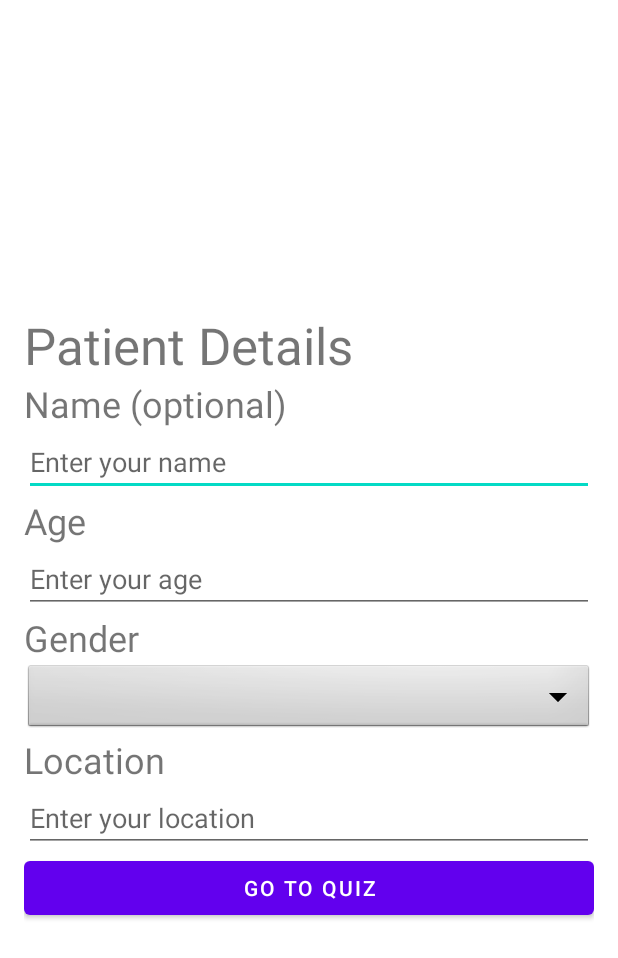
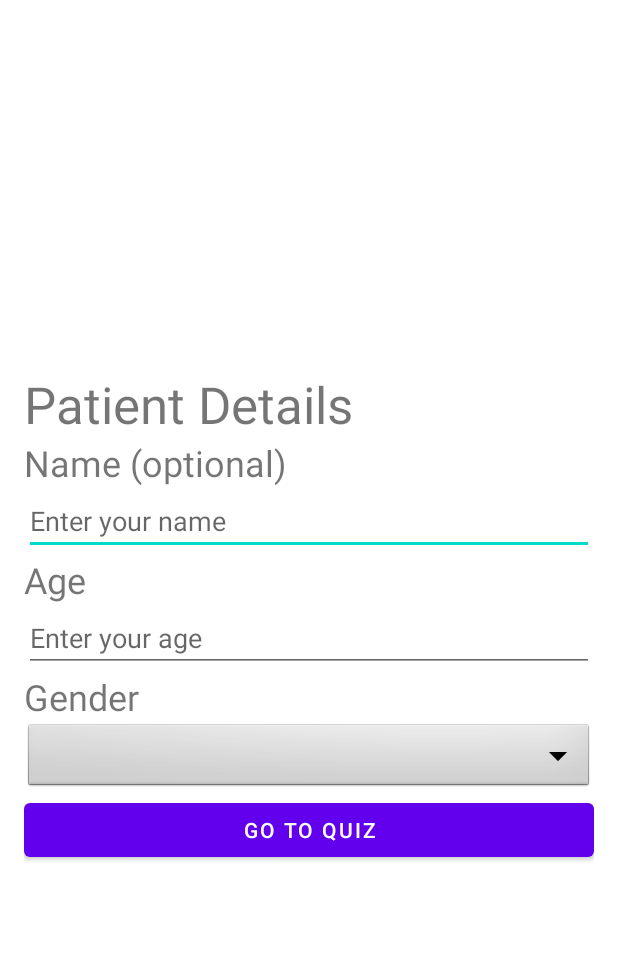
Before and after one commit to Dementia-App-Development/Dementia_App, an Android app: the layout fragment_patient_details.xml on its own in the app's theme, with its tools: preview values and no code run, on a phone screen of 412 x 824 dp. Shown: the top 958 px of the screen. Run offline under Robolectric (Android 15) with nearby library versions, the phone set to English and light mode, and no system bars.

Commit message:
packages organised, network API started (not functional)
quiz still runs, some boiler plate code for the network is implemented as well as view models, packages are now organized

```diff
--- a/DementiaApp/app/build.gradle
+++ b/DementiaApp/app/build.gradle
@@ -67,4 +67,8 @@ dependencies {
     implementation "android.arch.navigation:navigation-fragment-ktx:$version_navigation"
     implementation "android.arch.navigation:navigation-ui-ktx:$version_navigation"
     implementation 'androidx.legacy:legacy-support-v4:1.0.0'
+
+    // Retrofit Library API
+    implementation "com.squareup.retrofit2:retrofit: $version_retrofit"
+    implementation "com.squareup.retrofit2:converter-scalars:$version_retrofit"
 }
--- a/DementiaApp/app/src/main/AndroidManifest.xml
+++ b/DementiaApp/app/src/main/AndroidManifest.xml
@@ -1,6 +1,9 @@
 <?xml version="1.0" encoding="utf-8"?>
 <manifest xmlns:android="http://schemas.android.com/apk/res/android"
     package="com.dementiaapp.quiz">
+
+    <uses-permission android:name="android.permission.INTERNET" />
+    <uses-permission android:name="android.permission.ACCESS_NETWORK_STATE" />
 
     <application
         android:allowBackup="true"
--- a/DementiaApp/app/src/main/res/layout/activity_main.xml
+++ b/DementiaApp/app/src/main/res/layout/activity_main.xml
@@ -6,7 +6,7 @@
     <androidx.constraintlayout.widget.ConstraintLayout
         android:layout_width="match_parent"
         android:layout_height="match_parent"
-        tools:context=".TitleFragment">
+        tools:context=".fragments.TitleFragment">
 
 
         <fragment
--- a/DementiaApp/app/src/main/res/layout/fragment_patient_details.xml
+++ b/DementiaApp/app/src/main/res/layout/fragment_patient_details.xml
@@ -9,7 +9,7 @@
         android:gravity="center"
         android:orientation="vertical"
         android:padding="16dp"
-        tools:context=".PatientDetailsFragment">
+        tools:context=".fragments.PatientDetailsFragment">
 
         <TextView
             android:id="@+id/tv_patient_details_header"
@@ -63,21 +63,6 @@
             android:hint="Choose your gender"
             android:spinnerMode="dropdown" />
 
-        <TextView
-            android:id="@+id/tv_location"
-            android:layout_width="match_parent"
-            android:layout_height="wrap_content"
-            android:text="Location"
-            android:textSize="24sp" />
-
-        <EditText
-            android:id="@+id/et_location"
-            android:layout_width="match_parent"
-            android:layout_height="wrap_content"
-            android:ems="10"
-            android:hint="Enter your location"
-            android:inputType="textPersonName" />
-
         <Button
             android:id="@+id/btn_go_to_quiz"
             android:layout_width="match_parent"
--- a/DementiaApp/app/src/main/res/layout/fragment_pre_quiz.xml
+++ b/DementiaApp/app/src/main/res/layout/fragment_pre_quiz.xml
@@ -8,7 +8,7 @@
         android:layout_height="match_parent"
         android:gravity="center"
         android:orientation="vertical"
-        tools:context=".PreQuizFragment"
+        tools:context=".fragments.PreQuizFragment"
         android:padding="16dp">
 
         <TextView
--- a/DementiaApp/app/src/main/res/layout/fragment_quiz.xml
+++ b/DementiaApp/app/src/main/res/layout/fragment_quiz.xml
@@ -9,7 +9,7 @@
         android:gravity="center"
         android:orientation="vertical"
         android:padding="16dp"
-        tools:context=".QuizFragment">
+        tools:context=".fragments.QuizFragment">
 
         <TextView
             android:id="@+id/tv_time_limit"
--- a/DementiaApp/app/src/main/res/layout/fragment_results.xml
+++ b/DementiaApp/app/src/main/res/layout/fragment_results.xml
@@ -3,7 +3,7 @@
     xmlns:tools="http://schemas.android.com/tools"
     android:layout_width="match_parent"
     android:layout_height="match_parent"
-    tools:context=".resultsFragment">
+    tools:context=".fragments.resultsFragment">
 
     <!-- TODO: Update blank fragment layout -->
     <TextView
--- a/DementiaApp/app/src/main/res/layout/fragment_title.xml
+++ b/DementiaApp/app/src/main/res/layout/fragment_title.xml
@@ -6,7 +6,7 @@
     <androidx.constraintlayout.widget.ConstraintLayout
         android:layout_width="match_parent"
         android:layout_height="match_parent"
-        tools:context=".TitleFragment">
+        tools:context=".fragments.TitleFragment">
 
 
         <Button
--- a/DementiaApp/build.gradle
+++ b/DementiaApp/build.gradle
@@ -1,9 +1,11 @@
 // Top-level build file where you can add configuration options common to all sub-projects/modules.
 buildscript {
-    ext.kotlin_version = "1.5.31"
     ext {
+        kotlin_version = "1.5.31"
         version_material = "1.2.0"
         version_navigation = "2.3.0"
+        version_retrofit = "2.9.0"
+        version_retrofit_coroutines_adapter = "0.9.2"
     }
     repositories {
         google()
```
Also changed, not shown: DementiaApp/app/src/main/java/com/dementiaapp/quiz/PatientDetailsFragment.kt (deleted, +0 -33 lines), DementiaApp/app/src/main/java/com/dementiaapp/quiz/activities/MainActivity.kt (renamed from DementiaApp/app/src/main/java/com/dementiaapp/quiz/MainActivity.kt, +7 -2 lines), DementiaApp/app/src/main/java/com/dementiaapp/quiz/fragments/PatientDetailsFragment.kt (added, +49 -0 lines), DementiaApp/app/src/main/java/com/dementiaapp/quiz/fragments/PreQuizFragment.kt (renamed from DementiaApp/app/src/main/java/com/dementiaapp/quiz/PreQuizFragment.kt, +7 -7 lines), DementiaApp/app/src/main/java/com/dementiaapp/quiz/fragments/QuizFragment.kt (renamed from DementiaApp/app/src/main/java/com/dementiaapp/quiz/QuizFragment.kt, +62 -16 lines), DementiaApp/app/src/main/java/com/dementiaapp/quiz/fragments/ResultsFragment.kt (renamed from DementiaApp/app/src/main/java/com/dementiaapp/quiz/ResultsFragment.kt, +4 -4 lines), DementiaApp/app/src/main/java/com/dementiaapp/quiz/fragments/TitleFragment.kt (renamed from DementiaApp/app/src/main/java/com/dementiaapp/quiz/TitleFragment.kt, +7 -8 lines), DementiaApp/app/src/main/java/com/dementiaapp/quiz/models/QuizQuestion.kt (renamed from DementiaApp/app/src/main/java/com/dementiaapp/quiz/QuizQuestion.kt, +2 -16 lines), DementiaApp/app/src/main/java/com/dementiaapp/quiz/models/QuizViewModel.kt (added, +44 -0 lines), DementiaApp/app/src/main/java/com/dementiaapp/quiz/network/QuizApiService.kt (added, +34 -0 lines), DementiaApp/app/src/main/res/navigation/navigation.xml (+5 -5 lines).
